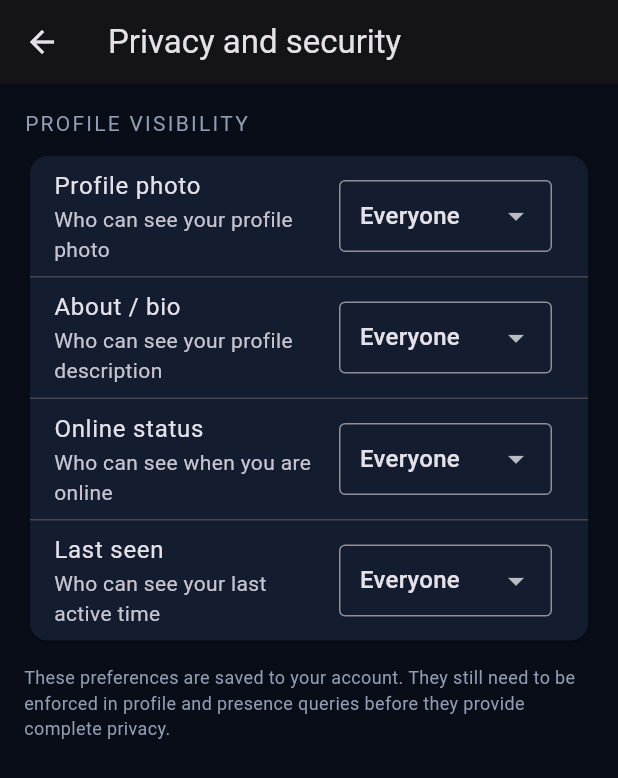
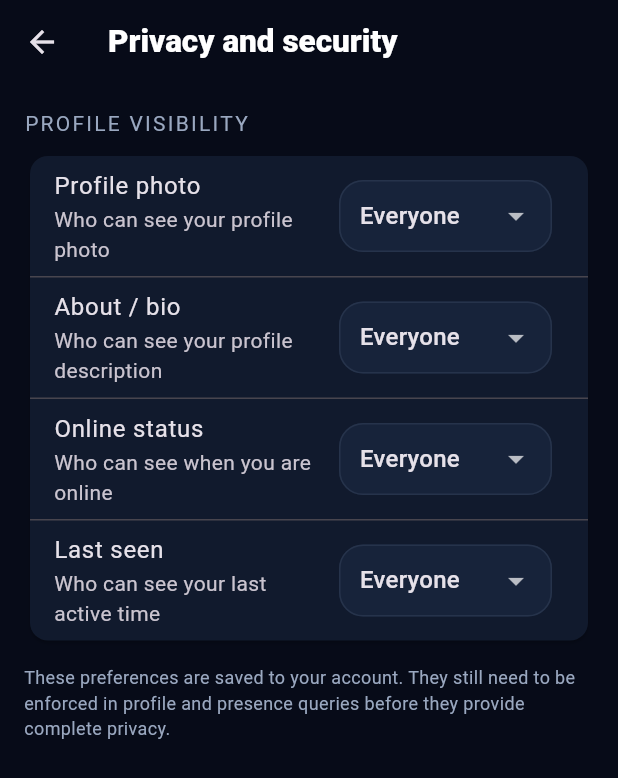
Before and after one commit to my-gaming-hub/My-Gaming-hub, a Flutter app: the HomeShell screen opened directly, item 4 of the bottom bar chosen, after a tap on "Privacy and security", on a phone screen of 412 x 824 dp. Shown: the top 778 px of the screen. Run offline on Flutter 3.47's test engine with Material 3 defaults, Android fonts, the phone set to English and light mode, and no system bars; our stand-ins replace file_picker, supabase_flutter; accounts and stored records are empty.

Commit message:
Refresh Nexora desktop interface with neon theme and sidebar navigation

```diff
--- a/apps/jikzo-chat/lib/main.dart
+++ b/apps/jikzo-chat/lib/main.dart
@@ -3,7 +3,13 @@ import 'package:supabase_flutter/supabase_flutter.dart';
 import 'package:file_picker/file_picker.dart';
 import 'package:url_launcher/url_launcher.dart';
 
-const bg = Color(0xFF090D18), panel = Color(0xFF141D30), muted = Color(0xFF929DB3), accent = Color(0xFF8178FF);
+const bg = Color(0xFF070B18);
+const panel = Color(0xFF111A2D);
+const panelRaised = Color(0xFF17233A);
+const muted = Color(0xFF9AA8C0);
+const accent = Color(0xFF8057FF);
+const cyan = Color(0xFF00D8FF);
+const glow = Color(0xFFB34DFF);
 
 Future<void> main() async {
   WidgetsFlutterBinding.ensureInitialized();
@@ -20,7 +26,27 @@ class App extends StatelessWidget {
   @override
   Widget build(BuildContext context) => MaterialApp(
     title: 'Nexora', debugShowCheckedModeBanner: false,
-    theme: ThemeData(brightness: Brightness.dark, scaffoldBackgroundColor: bg, colorScheme: ColorScheme.fromSeed(seedColor: accent, brightness: Brightness.dark), useMaterial3: true),
+    theme: ThemeData(
+      brightness: Brightness.dark,
+      scaffoldBackgroundColor: bg,
+      canvasColor: bg,
+      cardColor: panel,
+      dividerColor: const Color(0xFF26334B),
+      colorScheme: ColorScheme.fromSeed(seedColor: accent, primary: accent, secondary: cyan, surface: panel, brightness: Brightness.dark),
+      appBarTheme: const AppBarTheme(backgroundColor: bg, surfaceTintColor: Colors.transparent, elevation: 0, centerTitle: false,
+        titleTextStyle: TextStyle(fontSize: 21, fontWeight: FontWeight.w800, color: Colors.white)),
+      inputDecorationTheme: InputDecorationTheme(
+        filled: true, fillColor: panelRaised, hintStyle: const TextStyle(color: muted),
+        contentPadding: const EdgeInsets.symmetric(horizontal: 18, vertical: 16),
+        border: OutlineInputBorder(borderRadius: BorderRadius.circular(16), borderSide: BorderSide.none),
+        enabledBorder: OutlineInputBorder(borderRadius: BorderRadius.circular(16), borderSide: const BorderSide(color: Color(0xFF26334B))),
+        focusedBorder: OutlineInputBorder(borderRadius: BorderRadius.circular(16), borderSide: const BorderSide(color: cyan, width: 1.3))),
+      filledButtonTheme: FilledButtonThemeData(style: FilledButton.styleFrom(backgroundColor: accent, foregroundColor: Colors.white,
+        padding: const EdgeInsets.symmetric(horizontal: 22, vertical: 16), shape: RoundedRectangleBorder(borderRadius: BorderRadius.circular(15)),
+        textStyle: const TextStyle(fontWeight: FontWeight.w700))),
+      navigationBarTheme: NavigationBarThemeData(backgroundColor: panel, indicatorColor: accent.withValues(alpha: 0.24)),
+      useMaterial3: true,
+    ),
     home: configured ? const Gate() : const Scaffold(body: Center(child: Padding(padding: EdgeInsets.all(24), child: Text('NEXORA\n\nBuild configuration is missing. Check GitHub Actions secrets.', textAlign: TextAlign.center)))),
   );
 }
@@ -131,19 +157,44 @@ class _HomeShellState extends State<HomeShell> {
   @override
   Widget build(BuildContext context) {
     final pages = [InboxPage(onOpenChat: openChat), PeoplePage(onOpenChat: openChat), const UpdatesPage(), const ProfilePage()];
+    return LayoutBuilder(builder: (context, constraints) {
+      final desktop = constraints.maxWidth >= 850;
       return Scaffold(
-      body: IndexedStack(index: selected, children: pages),
-      bottomNavigationBar: NavigationBar(
-        backgroundColor: panel, indicatorColor: accent.withValues(alpha: 0.25), selectedIndex: selected,
-        onDestinationSelected: (v) => setState(() => selected = v),
+        body: desktop ? Row(children: [
+          Container(width: 246, decoration: const BoxDecoration(color: Color(0xFF0C1324), border: Border(right: BorderSide(color: Color(0xFF26334B)))),
+            child: Column(children: [
+              Padding(padding: const EdgeInsets.fromLTRB(22, 28, 18, 24), child: Row(children: [
+                Container(width: 42, height: 42, decoration: BoxDecoration(borderRadius: BorderRadius.circular(14),
+                  gradient: const LinearGradient(colors: [accent, cyan, glow]), boxShadow: [BoxShadow(color: accent.withValues(alpha: 0.35), blurRadius: 20)]),
+                  child: const Icon(Icons.hub_rounded, color: Colors.white, size: 25)),
+                const SizedBox(width: 12), const Column(crossAxisAlignment: CrossAxisAlignment.start, children: [
+                  Text('NEXORA', style: TextStyle(fontSize: 19, fontWeight: FontWeight.w900, letterSpacing: 1.5)),
+                  Text('Connect. Share. Belong.', style: TextStyle(fontSize: 9, color: muted)),
+                ]),
+              ])),
+              Expanded(child: NavigationRail(backgroundColor: Colors.transparent, extended: true, minExtendedWidth: 246, selectedIndex: selected,
+                onDestinationSelected: (v) => setState(() => selected = v), indicatorColor: accent.withValues(alpha: 0.22),
+                selectedIconTheme: const IconThemeData(color: cyan), unselectedIconTheme: const IconThemeData(color: muted),
+                selectedLabelTextStyle: const TextStyle(color: Colors.white, fontWeight: FontWeight.w700),
+                unselectedLabelTextStyle: const TextStyle(color: muted), destinations: const [
+                  NavigationRailDestination(icon: Icon(Icons.chat_bubble_outline), selectedIcon: Icon(Icons.chat_bubble), label: Text('Chats')),
+                  NavigationRailDestination(icon: Icon(Icons.people_outline), selectedIcon: Icon(Icons.people), label: Text('People')),
+                  NavigationRailDestination(icon: Icon(Icons.campaign_outlined), selectedIcon: Icon(Icons.campaign), label: Text('Updates')),
+                  NavigationRailDestination(icon: Icon(Icons.person_outline), selectedIcon: Icon(Icons.person), label: Text('Profile')),
+                ])),
+              const Padding(padding: EdgeInsets.all(18), child: Row(children: [Icon(Icons.circle, size: 8, color: cyan), SizedBox(width: 8), Text('Nexora beta', style: TextStyle(color: muted, fontSize: 11))])),
+            ])),
+          Expanded(child: IndexedStack(index: selected, children: pages)),
+        ]) : IndexedStack(index: selected, children: pages),
+        bottomNavigationBar: desktop ? null : NavigationBar(selectedIndex: selected, onDestinationSelected: (v) => setState(() => selected = v),
           destinations: const [
             NavigationDestination(icon: Icon(Icons.chat_bubble_outline), selectedIcon: Icon(Icons.chat_bubble), label: 'Chats'),
             NavigationDestination(icon: Icon(Icons.people_outline), selectedIcon: Icon(Icons.people), label: 'People'),
             NavigationDestination(icon: Icon(Icons.campaign_outlined), selectedIcon: Icon(Icons.campaign), label: 'Updates'),
             NavigationDestination(icon: Icon(Icons.person_outline), selectedIcon: Icon(Icons.person), label: 'Profile'),
-        ],
-      ),
+          ]),
       );
+    });
   }
 }
 
```
Lines whose indentation alone changed are shown as unchanged.
